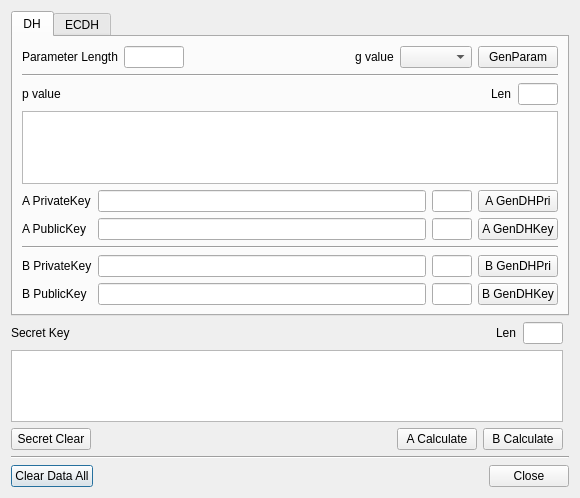
The window that BerEditor/key_agree_dlg.ui (jykim74/BerEditor) describes before a commit, drawn with Qt 5.
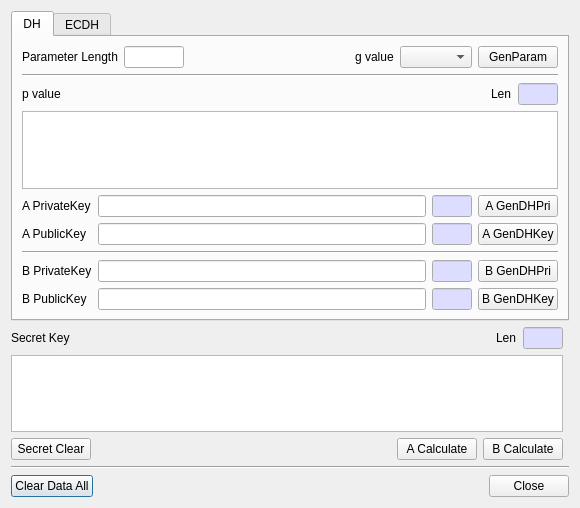
The same window after the commit. The open tabs and pages were chosen to show the change.

Commit message: Read Only UI 색지정

```diff
--- a/BerEditor/key_agree_dlg.ui
+++ b/BerEditor/key_agree_dlg.ui
@@ -7,7 +7,7 @@
     <x>0</x>
     <y>0</y>
     <width>580</width>
-    <height>498</height>
+    <height>508</height>
    </rect>
   </property>
   <property name="windowTitle">
@@ -92,6 +92,43 @@
            <height>16777215</height>
           </size>
          </property>
+         <property name="palette">
+          <palette>
+           <active>
+            <colorrole role="Base">
+             <brush brushstyle="SolidPattern">
+              <color alpha="255">
+               <red>221</red>
+               <green>221</green>
+               <blue>255</blue>
+              </color>
+             </brush>
+            </colorrole>
+           </active>
+           <inactive>
+            <colorrole role="Base">
+             <brush brushstyle="SolidPattern">
+              <color alpha="255">
+               <red>221</red>
+               <green>221</green>
+               <blue>255</blue>
+              </color>
+             </brush>
+            </colorrole>
+           </inactive>
+           <disabled>
+            <colorrole role="Base">
+             <brush brushstyle="SolidPattern">
+              <color alpha="255">
+               <red>240</red>
+               <green>240</green>
+               <blue>240</blue>
+              </color>
+             </brush>
+            </colorrole>
+           </disabled>
+          </palette>
+         </property>
          <property name="readOnly">
           <bool>true</bool>
          </property>
@@ -146,6 +183,43 @@
              <height>16777215</height>
             </size>
            </property>
+           <property name="palette">
+            <palette>
+             <active>
+              <colorrole role="Base">
+               <brush brushstyle="SolidPattern">
+                <color alpha="255">
+                 <red>221</red>
+                 <green>221</green>
+                 <blue>255</blue>
+                </color>
+               </brush>
+              </colorrole>
+             </active>
+             <inactive>
+              <colorrole role="Base">
+               <brush brushstyle="SolidPattern">
+                <color alpha="255">
+                 <red>221</red>
+                 <green>221</green>
+                 <blue>255</blue>
+                </color>
+               </brush>
+              </colorrole>
+             </inactive>
+             <disabled>
+              <colorrole role="Base">
+               <brush brushstyle="SolidPattern">
+                <color alpha="255">
+                 <red>240</red>
+                 <green>240</green>
+                 <blue>240</blue>
+                </color>
+               </brush>
+              </colorrole>
+             </disabled>
+            </palette>
+           </property>
            <property name="readOnly">
             <bool>true</bool>
            </property>
@@ -211,6 +285,43 @@
            <height>16777215</height>
           </size>
          </property>
+         <property name="palette">
+          <palette>
+           <active>
+            <colorrole role="Base">
+             <brush brushstyle="SolidPattern">
+              <color alpha="255">
+               <red>221</red>
+               <green>221</green>
+               <blue>255</blue>
+              </color>
+             </brush>
+            </colorrole>
+           </active>
+           <inactive>
+            <colorrole role="Base">
+             <brush brushstyle="SolidPattern">
+              <color alpha="255">
+               <red>221</red>
+               <green>221</green>
+               <blue>255</blue>
+              </color>
+             </brush>
+            </colorrole>
+           </inactive>
+           <disabled>
+            <colorrole role="Base">
+             <brush brushstyle="SolidPattern">
+              <color alpha="255">
+               <red>240</red>
+               <green>240</green>
+               <blue>240</blue>
+              </color>
+             </brush>
+            </colorrole>
+           </disabled>
+          </palette>
+         </property>
          <property name="readOnly">
           <bool>true</bool>
          </property>
@@ -237,6 +348,43 @@
            <height>16777215</height>
           </size>
          </property>
+         <property name="palette">
+          <palette>
+           <active>
+            <colorrole role="Base">
+             <brush brushstyle="SolidPattern">
+              <color alpha="255">
+               <red>221</red>
+               <green>221</green>
+               <blue>255</blue>
+              </color>
+             </brush>
+            </colorrole>
+           </active>
+           <inactive>
+            <colorrole role="Base">
+             <brush brushstyle="SolidPattern">
+              <color alpha="255">
+               <red>221</red>
+               <green>221</green>
+               <blue>255</blue>
+              </color>
+             </brush>
+            </colorrole>
+           </inactive>
+           <disabled>
+            <colorrole role="Base">
+             <brush brushstyle="SolidPattern">
+              <color alpha="255">
+               <red>240</red>
+               <green>240</green>
+               <blue>240</blue>
+              </color>
+             </brush>
+            </colorrole>
+           </disabled>
+          </palette>
+         </property>
          <property name="readOnly">
           <bool>true</bool>
          </property>
@@ -313,6 +461,43 @@
            <height>16777215</height>
           </size>
          </property>
+         <property name="palette">
+          <palette>
+           <active>
+            <colorrole role="Base">
+             <brush brushstyle="SolidPattern">
+              <color alpha="255">
+               <red>221</red>
+               <green>221</green>
+               <blue>255</blue>
+              </color>
+             </brush>
+            </colorrole>
+           </active>
+           <inactive>
+            <colorrole role="Base">
+             <brush brushstyle="SolidPattern">
+              <color alpha="255">
+               <red>221</red>
+               <green>221</green>
+               <blue>255</blue>
+              </color>
+             </brush>
+            </colorrole>
+           </inactive>
+           <disabled>
+            <colorrole role="Base">
+             <brush brushstyle="SolidPattern">
+              <color alpha="255">
+               <red>240</red>
+               <green>240</green>
+               <blue>240</blue>
+              </color>
+             </brush>
+            </colorrole>
+           </disabled>
+          </palette>
+         </property>
          <property name="readOnly">
           <bool>true</bool>
          </property>
@@ -691,6 +876,43 @@
          <height>16777215</height>
         </size>
        </property>
+       <property name="palette">
+        <palette>
+         <active>
+          <colorrole role="Base">
+           <brush brushstyle="SolidPattern">
+            <color alpha="255">
+             <red>221</red>
+             <green>221</green>
+             <blue>255</blue>
+            </color>
+           </brush>
+          </colorrole>
+         </active>
+         <inactive>
+          <colorrole role="Base">
+           <brush brushstyle="SolidPattern">
+            <color alpha="255">
+             <red>221</red>
+             <green>221</green>
+             <blue>255</blue>
+            </color>
+           </brush>
+          </colorrole>
+         </inactive>
+         <disabled>
+          <colorrole role="Base">
+           <brush brushstyle="SolidPattern">
+            <color alpha="255">
+             <red>240</red>
+             <green>240</green>
+             <blue>240</blue>
+            </color>
+           </brush>
+          </colorrole>
+         </disabled>
+        </palette>
+       </property>
        <property name="readOnly">
         <bool>true</bool>
        </property>
```
Left out of the diff: 150 changed lines with no effect on the pictures. The commit also changes 4 other files.
